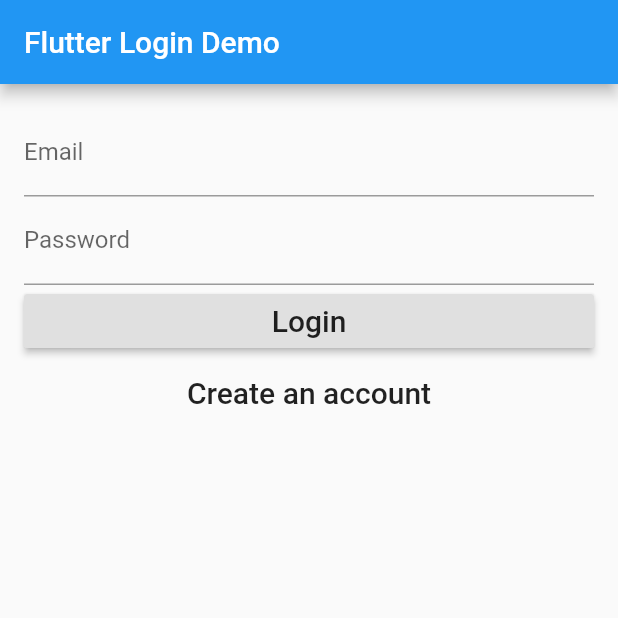
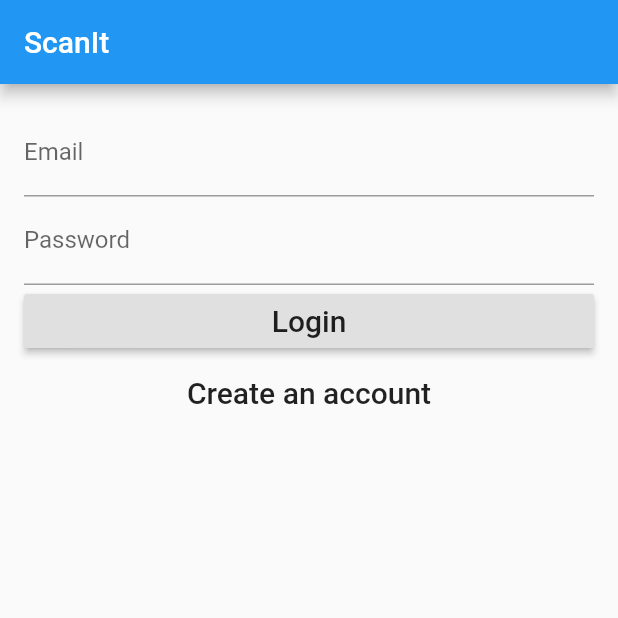
Before and after one commit to Lukas-Gelbmann/ScanIt, a Flutter app: the screen it shows after launch, on a phone screen of 412 x 824 dp, the top half of it. Run offline on Flutter 3.47's test engine with Material 2 defaults, Android fonts, the phone set to English and light mode, and no system bars; our stand-ins replace firebase_auth, fluttertoast, share, shared_preferences; missing offline and left inert: flutter_mobile_vision; accounts and stored records are empty.

Commit message:
small fixes

```diff
--- a/lib/Login/login_page.dart
+++ b/lib/Login/login_page.dart
@@ -24,7 +24,7 @@ class _LoginPageState extends State<LoginPage> {
   @override
   Widget build(BuildContext context) {
     return new Scaffold(
-        appBar: new AppBar(title: new Text('Flutter Login Demo')),
+        appBar: new AppBar(title: new Text('ScanIt')),
         body: new Builder(
           builder: (context) => Container(
             padding: EdgeInsets.all(16.0),
--- a/lib/main.dart
+++ b/lib/main.dart
@@ -9,7 +9,7 @@ class MyApp extends StatelessWidget {
   @override
   Widget build(BuildContext context) {
     return MaterialApp(
-      title: 'Flutter login Demo',
+      title: 'ScanIt',
       theme: ThemeData(
         primarySwatch: Colors.blue,
       ),
```
Also changed, not shown: 1 other file.
